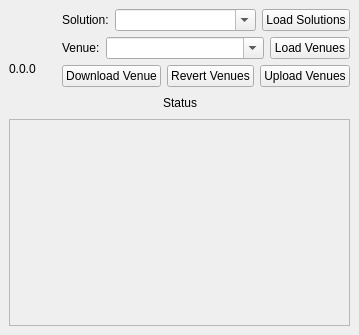
This is gui/dock_widget.ui in MapsPeople/mi_companion as Qt 5 draws it before an edit. The edited form follows.
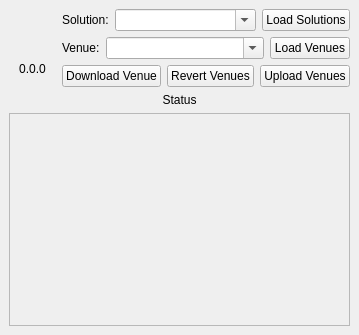
This is the edited form.

Diff of the .ui file:
```diff
--- a/gui/dock_widget.ui
+++ b/gui/dock_widget.ui
@@ -41,10 +41,10 @@
                         <item>
                             <layout class="QVBoxLayout" name="verticalLayout_3">
                                 <property name="leftMargin">
-                                    <number>0</number>
+         <number>10</number>
                                 </property>
                                 <property name="rightMargin">
-                                    <number>20</number>
+         <number>10</number>
                                 </property>
                                 <item>
                                     <widget class="QLabel" name="icon_label">
@@ -58,6 +58,9 @@
                                         <property name="text">
                                             <string>0.0.0</string>
                                         </property>
+          <property name="alignment">
+           <set>Qt::AlignCenter</set>
+          </property>
                                     </widget>
                                 </item>
                             </layout>
@@ -212,23 +215,10 @@
                 </item>
                 <item>
                     <layout class="QHBoxLayout" name="horizontalLayout">
-                        <item>
-                            <spacer name="horizontalSpacer">
-                                <property name="orientation">
-                                    <enum>Qt::Horizontal</enum>
-                                </property>
-                                <property name="sizeHint" stdset="0">
-                                    <size>
-                                        <width>40</width>
-                                        <height>20</height>
-                                    </size>
-                                </property>
-                            </spacer>
-                        </item>
                         <item>
                             <widget class="QLabel" name="changes_label">
                                 <property name="sizePolicy">
-                                    <sizepolicy hsizetype="Maximum" vsizetype="Maximum">
+         <sizepolicy hsizetype="MinimumExpanding" vsizetype="Maximum">
                                         <horstretch>0</horstretch>
                                         <verstretch>0</verstretch>
                                     </sizepolicy>
@@ -241,19 +231,6 @@
                                 </property>
                             </widget>
                         </item>
-                        <item>
-                            <spacer name="horizontalSpacer_2">
-                                <property name="orientation">
-                                    <enum>Qt::Horizontal</enum>
-                                </property>
-                                <property name="sizeHint" stdset="0">
-                                    <size>
-                                        <width>40</width>
-                                        <height>20</height>
-                                    </size>
-                                </property>
-                            </spacer>
-                        </item>
                     </layout>
                 </item>
                 <item>
```
Lines whose indentation alone changed are shown as unchanged.
